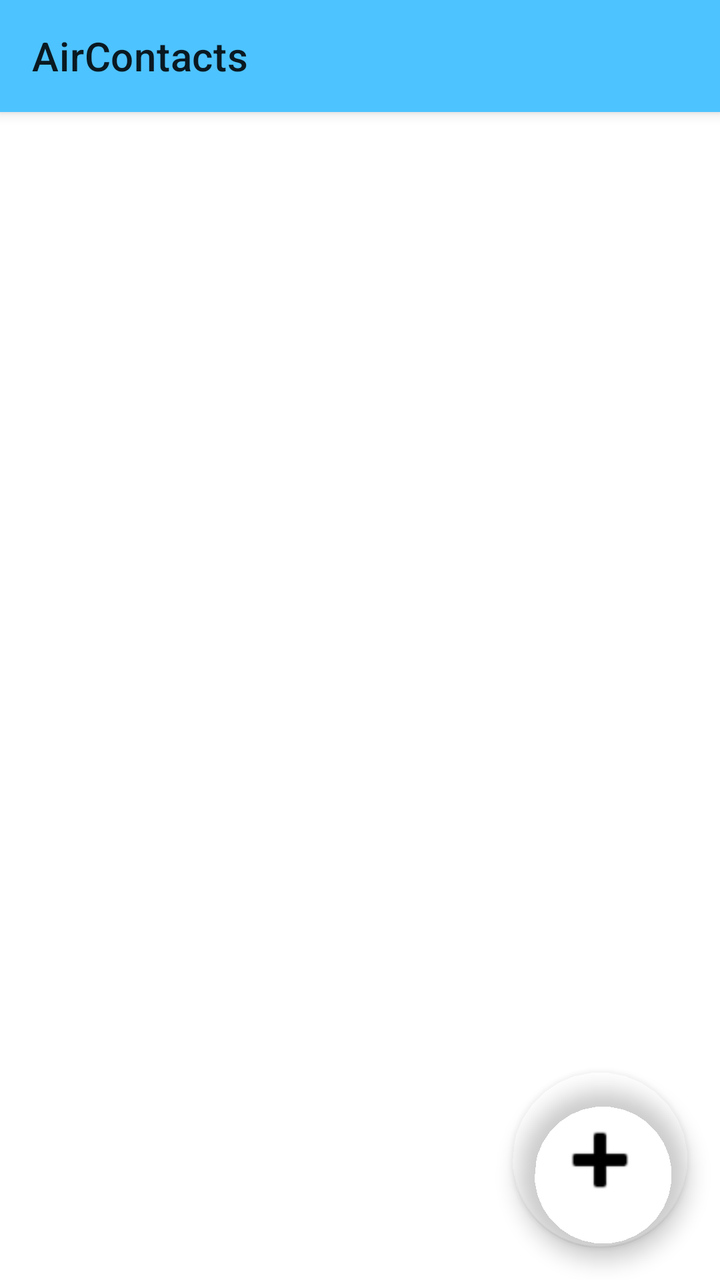
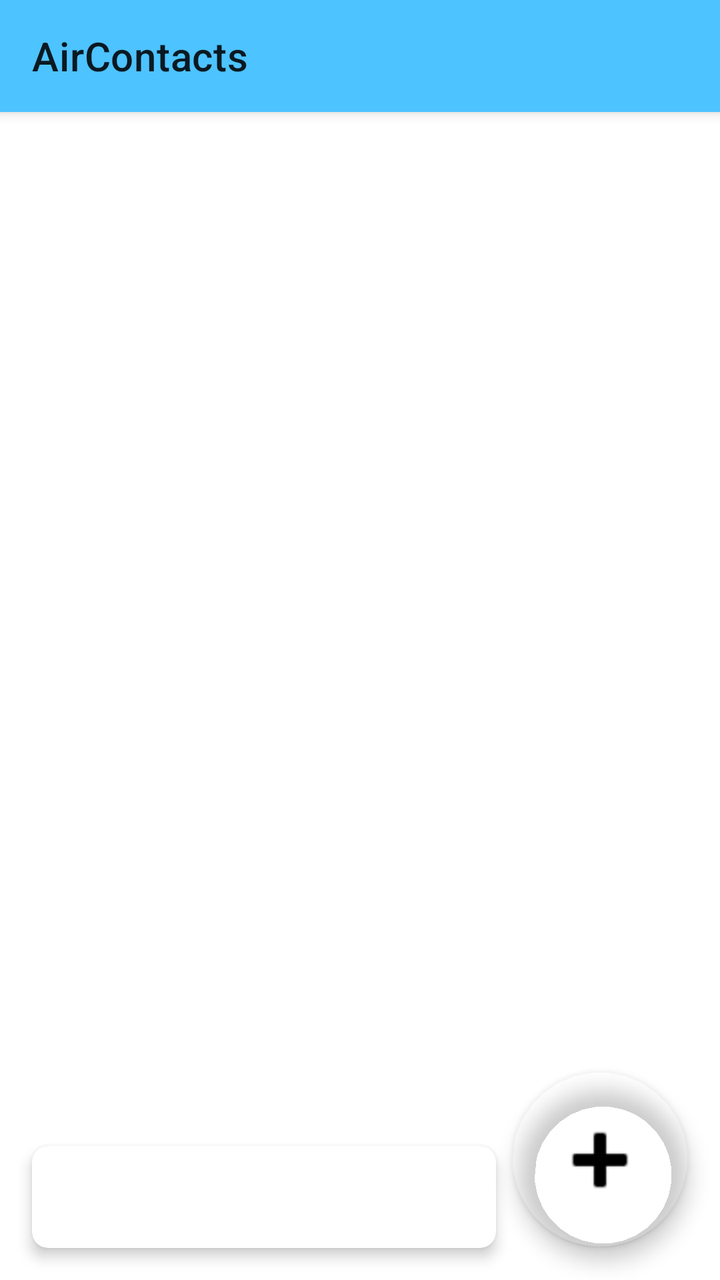

Compare the two renders of this Android layout. The source of the first and the diff that turns it into the second are given below.
<!-- AndroidManifest.xml: application theme Theme.AliPafContacts -->
<!-- res/layout/activity_main.xml -->
<?xml version="1.0" encoding="utf-8"?>
<androidx.coordinatorlayout.widget.CoordinatorLayout xmlns:android="http://schemas.android.com/apk/res/android"
    xmlns:app="http://schemas.android.com/apk/res-auto"
    android:layout_width="match_parent"
    android:layout_height="match_parent"
    android:backgroundTint="#b3e6ff">

    <com.google.android.material.appbar.AppBarLayout
        android:layout_width="match_parent"
        android:layout_height="wrap_content">

        <androidx.appcompat.widget.Toolbar
            android:id="@+id/toolbar"
            android:layout_width="match_parent"
            android:layout_height="match_parent"
            app:title="@string/main_title" />

    </com.google.android.material.appbar.AppBarLayout>

    <TextView
        android:id="@+id/tv_empty"
        android:layout_width="wrap_content"
        android:layout_height="wrap_content"
        android:layout_gravity="center"
        android:gravity="center"
        android:text="@string/main_no_accounts"
        android:visibility="gone" />

    <androidx.recyclerview.widget.RecyclerView
        android:id="@+id/recycler_view"
        android:layout_width="match_parent"
        android:layout_height="match_parent"
        android:clipToPadding="false"
        android:padding="8dp"
        app:layout_behavior="@string/appbar_scrolling_view_behavior" />

    <com.google.android.material.floatingactionbutton.FloatingActionButton
        android:id="@+id/fab_add_account"
        android:layout_width="88dp"
        android:layout_height="88dp"
        android:layout_gravity="bottom|end"
        android:layout_margin="16dp"
        android:adjustViewBounds="false"
        android:contentDescription="@string/main_add_account"
        android:scaleType="center"
        android:src="@android:drawable/ic_input_add"
        app:backgroundTint="#004DC3FF"
        app:fabCustomSize="88dp"
        app:maxImageSize="50dp" />

</androidx.coordinatorlayout.widget.CoordinatorLayout>
<!-- resources referenced by this layout -->
<resources>
  <string name="main_add_account">Add syncing account</string>
  <string name="main_no_accounts">No accounts yet.\nTap + to add the syncing account.</string>
  <string name="main_title">AirContacts</string>
  <style name="Theme.AliPafContacts" parent="Theme.MaterialComponents.DayNight.NoActionBar">
          <item name="colorPrimary">@color/nextcloud_blue</item>
          <item name="colorPrimaryVariant">@color/nextcloud_blue_dark</item>
          <item name="colorOnPrimary">@android:color/white</item>
      </style>
  <color name="nextcloud_blue">#4dc3ff</color>
  <color name="nextcloud_blue_dark">#0099e6</color>
</resources>

<!-- the commit's change to res/layout/activity_main.xml (unified diff, before → after) -->
@@ -32,7 +32,27 @@
         android:layout_height="match_parent"
         android:clipToPadding="false"
         android:padding="8dp"
+        android:paddingBottom="112dp"
         app:layout_behavior="@string/appbar_scrolling_view_behavior" />
+
+    <com.google.android.material.card.MaterialCardView
+        android:id="@+id/sync_status_card"
+        android:layout_width="match_parent"
+        android:layout_height="wrap_content"
+        android:layout_gravity="bottom|start"
+        android:layout_marginStart="16dp"
+        android:layout_marginEnd="112dp"
+        android:layout_marginBottom="16dp"
+        app:cardCornerRadius="8dp"
+        app:cardElevation="4dp">
+
+        <TextView
+            android:id="@+id/tv_sync_status"
+            android:layout_width="match_parent"
+            android:layout_height="wrap_content"
+            android:padding="16dp"
+            android:textAppearance="@style/TextAppearance.AppCompat.Body2" />
+    </com.google.android.material.card.MaterialCardView>
 
     <com.google.android.material.floatingactionbutton.FloatingActionButton
         android:id="@+id/fab_add_account"
